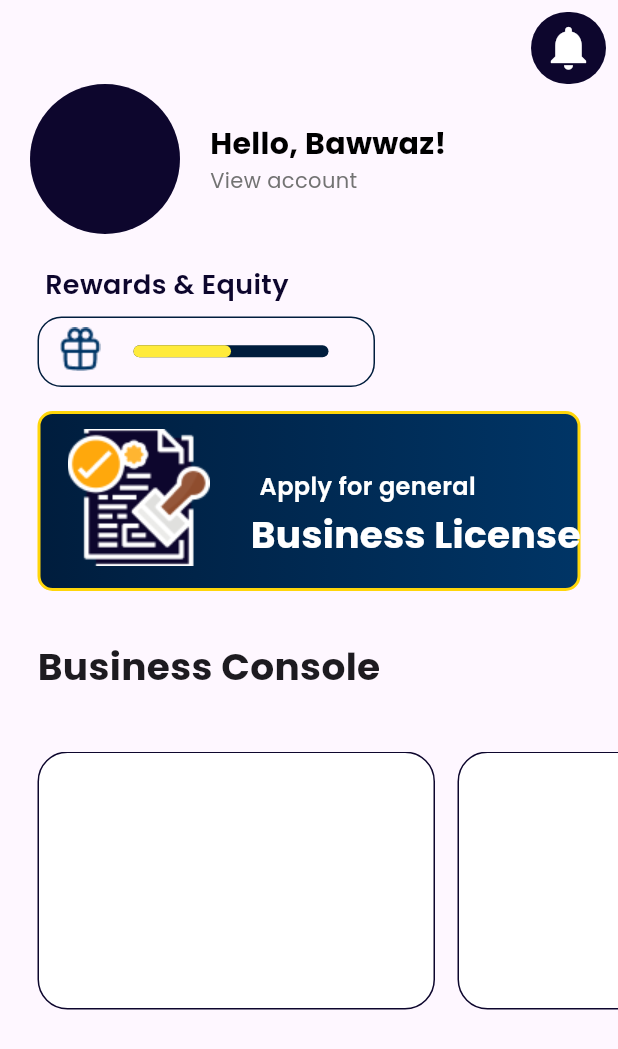
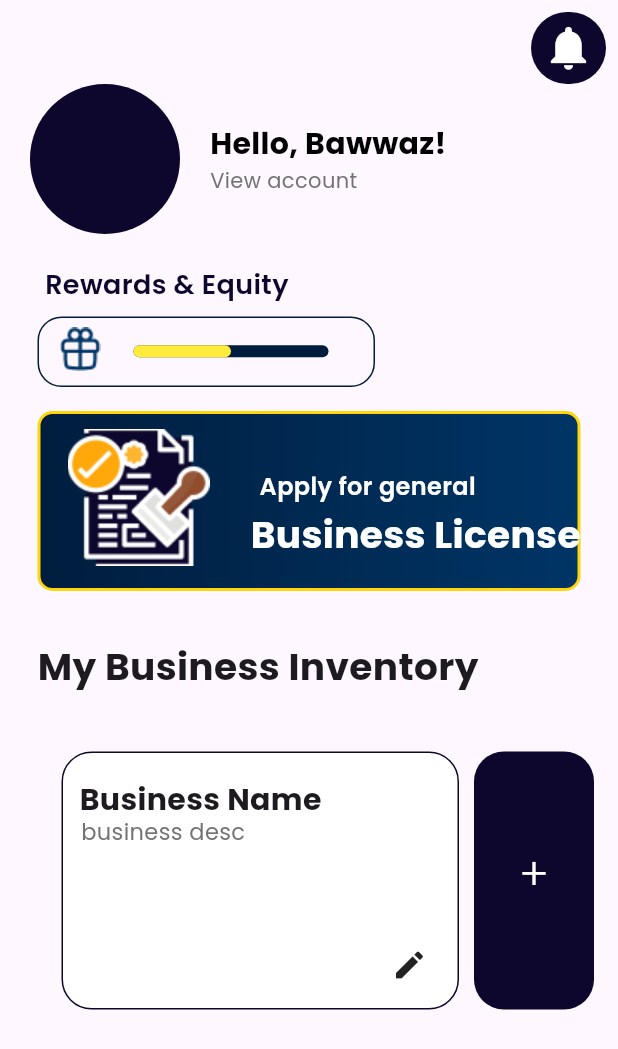
Before and after one commit to bawwaz/Tumbuh, a Flutter app: the screen it shows after launch, on a phone screen of 412 x 824 dp. Shown: the top 1049 px of the screen. Run offline on Flutter 3.47's test engine with Material 3 defaults, Android fonts, the phone set to English and light mode, and no system bars; drawn by our look-alikes of percent_indicator; our stand-ins replace google_fonts.

Commit message:
feat business routing ui[FT]

```diff
--- a/lib/View/HomePageView.dart
+++ b/lib/View/HomePageView.dart
@@ -212,7 +212,7 @@ class HomeView extends StatelessWidget {
               Padding(
                 padding: const EdgeInsets.only(left: 25.0),
                 child: Text(
-                  "Business Console",
+                  "My Business Inventory",
                   style: GoogleFonts.poppins(
                     fontSize: 25,
                     fontWeight: FontWeight.bold,
@@ -228,6 +228,7 @@ class HomeView extends StatelessWidget {
             scrollDirection: Axis.horizontal,
             child: Row(
               children: [
+                Stack(children: [
                   Padding(
                     padding: const EdgeInsets.only(left: 25.0),
                     child: Container(
@@ -241,29 +242,53 @@ class HomeView extends StatelessWidget {
                     ),
                   ),
                   Padding(
-                  padding: const EdgeInsets.only(left: 15.0),
+                    padding: const EdgeInsets.only(top: 18.0, left: 37),
+                    child: Text(
+                      "Business Name",
+                      style: GoogleFonts.poppins(
+                        fontSize: 20,
+                        fontWeight: FontWeight.bold,
+                      ),
+                    ),
+                  ),
+                  Padding(
+                    padding: const EdgeInsets.only(top: 43.0, left: 38),
+                    child: Text(
+                      "business desc",
+                      style: GoogleFonts.poppins(
+                          fontSize: 15,
+                          color: Color.fromARGB(255, 115, 115, 115),
+                          fontWeight: FontWeight.normal),
+                    ),
+                  ),
+                  Padding(
+                    padding: const EdgeInsets.only(top: 130.0, left: 245),
+                    child: Icon(Icons.edit),
+                  )
+                ]),
+                Stack(children: [
+                  Padding(
+                    padding: const EdgeInsets.only(left: 10.0),
                     child: Container(
                       height: 172,
-                    width: 265,
+                      width: 80,
                       decoration: BoxDecoration(
-                      color: Colors.white,
-                      border: Border.all(color: Color(0xff0D062D)),
+                        color: Color(0xff0D062D),
                         borderRadius: BorderRadius.circular(20),
                       ),
                     ),
                   ),
                   Padding(
-                  padding: const EdgeInsets.only(left: 15.0),
-                  child: Container(
-                    height: 172,
-                    width: 265,
-                    decoration: BoxDecoration(
+                    padding: const EdgeInsets.only(left: 40.0, top: 60),
+                    child: Text(
+                      "+",
+                      style: GoogleFonts.poppins(
+                          fontSize: 30,
                           color: Colors.white,
-                      border: Border.all(color: Color(0xff0D062D)),
-                      borderRadius: BorderRadius.circular(20),
+                          fontWeight: FontWeight.w300),
                     ),
-                  ),
-                ),
+                  )
+                ])
               ],
             ),
           ),
```
Lines whose indentation alone changed are shown as unchanged.
